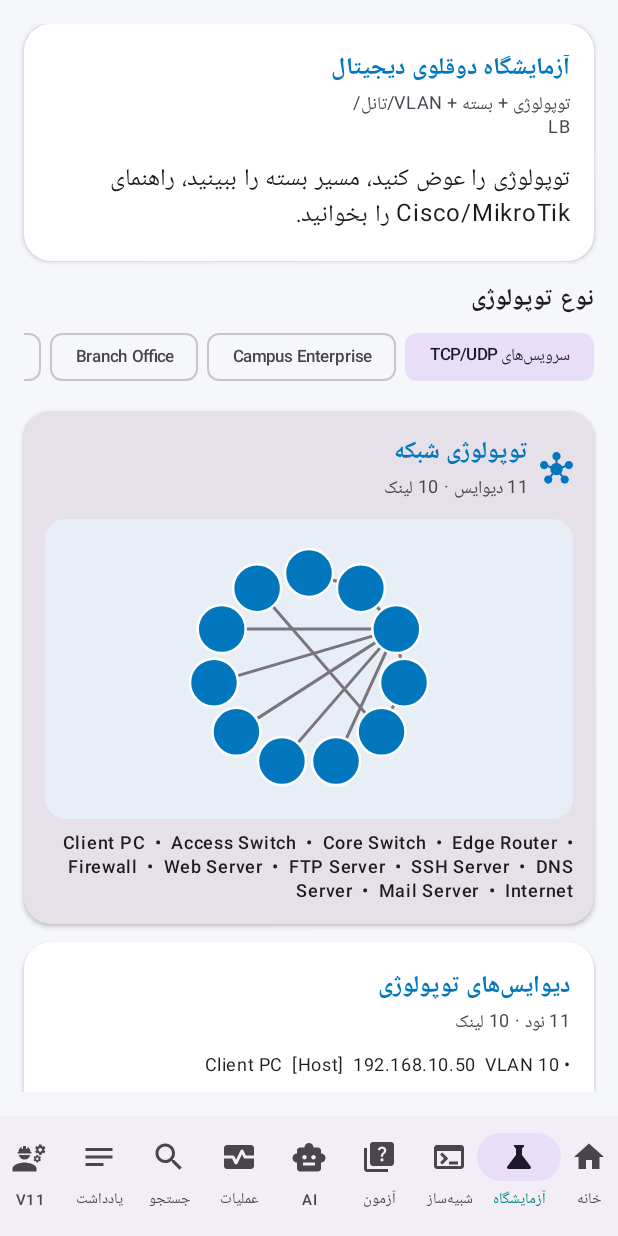
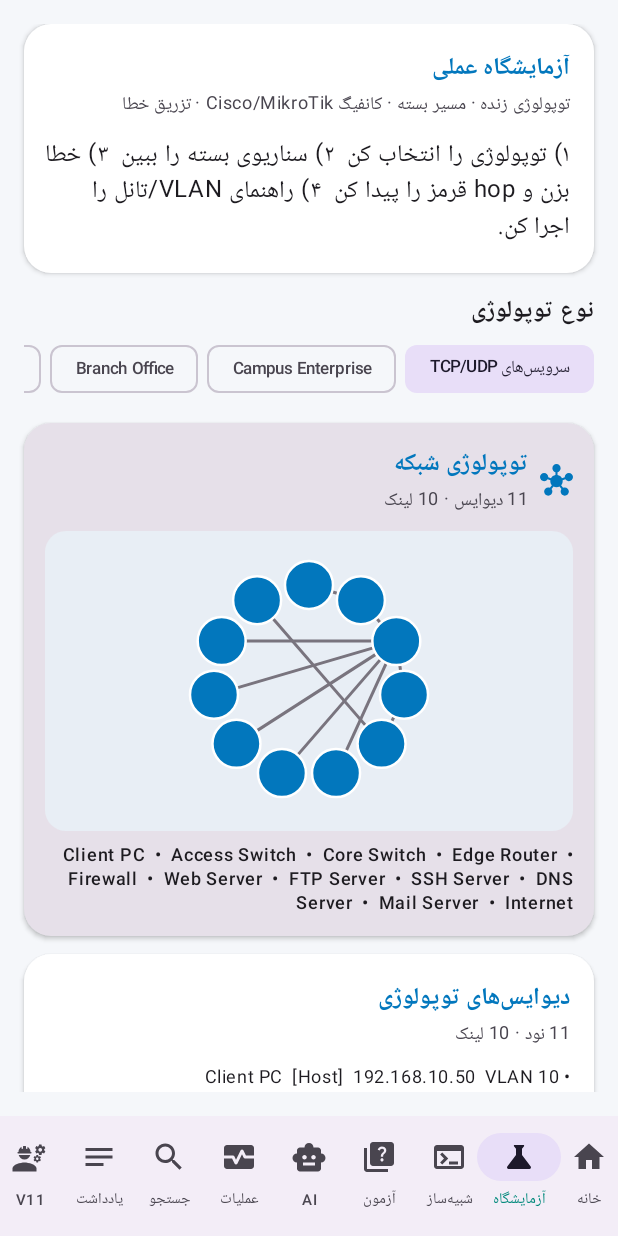
Before and after one commit to MrUtility01/NetMasterLearning, an Android app built with Jetpack Compose: the screen it shows after launch (MainActivity), item 2 of the bottom bar chosen, on a phone screen of 412 x 824 dp. Run offline under Robolectric (Android 15) with nearby library versions, the light colour scheme and no system bars; our stand-ins replace Room's generated code; network calls fail; 1 statement that could not run was skipped.

Commit message:
ui: QuizScreen uses LessonEnricher + interactive hide/show answers

```diff
--- a/app/src/main/java/com/example/netmaster/ui/NetMasterScreens.kt
+++ b/app/src/main/java/com/example/netmaster/ui/NetMasterScreens.kt
@@ -86,8 +86,8 @@ fun LabScreen(vm: NetMasterViewModel) {
 
     LazyColumn(Modifier.fillMaxSize().padding(16.dp), verticalArrangement = Arrangement.spacedBy(12.dp)) {
         item {
-            SectionCard("آزمایشگاه دوقلوی دیجیتال", "توپولوژی + بسته + VLAN/تانل/LB") {
-                Text("توپولوژی را عوض کنید، مسیر بسته را ببینید، راهنمای Cisco/MikroTik را بخوانید.")
+            SectionCard("آزمایشگاه عملی", "توپولوژی زنده · مسیر بسته · کانفیگ Cisco/MikroTik · تزریق خطا") {
+                Text("۱) توپولوژی را انتخاب کن  ۲) سناریوی بسته را ببین  ۳) خطا بزن و hop قرمز را پیدا کن  ۴) راهنمای VLAN/تانل را اجرا کن.")
             }
         }
         item {
@@ -101,7 +101,7 @@ fun LabScreen(vm: NetMasterViewModel) {
         item { TopologyGraph(twin.nodes, twin.links) }
         item { DeviceListCard(twin.nodes, twin.links) }
         item {
-            Text("تحلیل مسیر بسته", fontWeight = FontWeight.Bold)
+            Text("تحلیل مسیر بسته (با تزریق خطا عوض می‌شود)", fontWeight = FontWeight.Bold)
             Row(Modifier.horizontalScroll(rememberScrollState()), horizontalArrangement = Arrangement.spacedBy(6.dp)) {
                 scenarios.forEach { (id, title) ->
                     FilterChip(selected = scenarioId == id, onClick = { scenarioId = id }, label = { Text(title, fontSize = 11.sp) })
@@ -111,7 +111,7 @@ fun LabScreen(vm: NetMasterViewModel) {
         item { PacketPathPanel(path) }
         item { OpsGuidePanel() }
         item {
-            ProtocolFlowChart(title = "فلوچارت آزمایش", steps = listOf("توپولوژی", "سناریو بسته", "راهنمای Config", "تزریق خطا", "رفع"))
+            ProtocolFlowChart(title = "چرخه آزمایش واقعی", steps = listOf("Baseline سالم", "یک خطا", "مشاهده hop/لاگ", "فرضیه", "رفع و تست مجدد"))
         }
         item {
             Row(horizontalArrangement = Arrangement.spacedBy(8.dp)) {
@@ -129,13 +129,13 @@ fun LabScreen(vm: NetMasterViewModel) {
                 } ?: Text("شبیه‌ساز آماده نیست")
             }
         }
-        item { Text("تزریق خطا", fontWeight = FontWeight.Bold) }
+        item { Text("تزریق خطا — بعد از تزریق دوباره مسیر بسته را ببین", fontWeight = FontWeight.Bold) }
         items(faults, key = { it.id }) { f ->
             Card(onClick = { vm.injectFault(f) }, shape = RoundedCornerShape(12.dp)) {
                 Column(Modifier.padding(12.dp)) {
                     Text(f.title, fontWeight = FontWeight.Bold)
                     BodyText(f.description)
-                    Text("شدت: ${f.severity} · هدف: ${f.target}", style = MaterialTheme.typography.labelSmall)
+                    Text("شدت: ${f.severity} · هدف: ${f.target} · راهنما: ${f.hint}", style = MaterialTheme.typography.labelSmall)
                 }
             }
         }
@@ -145,24 +145,33 @@ fun LabScreen(vm: NetMasterViewModel) {
 @Composable
 fun QuizScreen(vm: NetMasterViewModel, open: (Lesson) -> Unit) {
     val c = vm.curriculum.collectAsState().value ?: return
-    val ls = remember(c) { c.levels.flatMap { it.lessons }.filter { it.quiz.isNotEmpty() } }
+    val lessons = remember(c) { c.levels.flatMap { it.lessons } }
     var i by remember { mutableIntStateOf(0) }
-    if (ls.isEmpty()) { Text("سؤالی موجود نیست", Modifier.padding(16.dp)); return }
-    val l = ls[i % ls.size]
+    if (lessons.isEmpty()) {
+        Text("درسی نیست", Modifier.padding(16.dp))
+        return
+    }
+    val raw = lessons[i % lessons.size]
+    val e = remember(raw.id) { LessonEnricher.enrich(raw) }
     LazyColumn(Modifier.fillMaxSize().padding(16.dp), verticalArrangement = Arrangement.spacedBy(10.dp)) {
-        item { SectionCard("موتور آزمون", "تمرین با سؤالات درس‌ها") { Text(l.title, fontWeight = FontWeight.Bold) } }
-        items(l.quiz) { q ->
-            Card(shape = RoundedCornerShape(12.dp)) {
-                Column(Modifier.padding(12.dp)) {
-                    BodyText(q.q)
-                    Text("پاسخ کلیدی: ${q.a}", color = MaterialTheme.colorScheme.secondary)
+        item {
+            SectionCard("آزمون مفهومی", "سؤال‌های تکراری قالب حذف شده‌اند؛ روی مفهوم واقعی تمرکز است") {
+                Text(e.title, fontWeight = FontWeight.Bold)
+                if (e.wasEnriched) Text("محتوای این آزمون پالایش‌شده است.", style = MaterialTheme.typography.labelMedium)
+            }
+        }
+        item { InteractiveQuizCard(e.quiz) }
+        if (e.keyPoints.isNotEmpty()) {
+            item {
+                SectionCard("قبل از جواب — نکات") {
+                    e.keyPoints.forEach { Text("• $it") }
                 }
             }
         }
         item {
             Row(horizontalArrangement = Arrangement.spacedBy(8.dp)) {
-                Button({ i++ }, Modifier.weight(1f)) { Text("سؤال بعدی") }
-                OutlinedButton({ open(l) }, Modifier.weight(1f)) { Text("رفتن به درس") }
+                Button({ i++ }, Modifier.weight(1f)) { Text("درس/آزمون بعدی") }
+                OutlinedButton({ open(raw) }, Modifier.weight(1f)) { Text("متن کامل درس") }
             }
         }
     }
@@ -224,7 +233,7 @@ fun AiScreen(vm: NetMasterViewModel) {
         AiMode.EXAMINER -> "آزمون‌گر"; AiMode.LAB_COACH -> "مربی Lab"; AiMode.CONFIG_REVIEWER -> "بازبین Config"; AiMode.AUTONOMOUS_COACH -> "مربی خودکار"
     }
     LazyColumn(Modifier.fillMaxSize().padding(16.dp), verticalArrangement = Arrangement.spacedBy(10.dp)) {
-        item { SectionCard("مرکز هوش مصنوعی", "پشتیبانی: $backend") { Text("سؤال یا علائم را بنویسید.") } }
+        item { SectionCard("مرکز هوش مصنوعی", "پشتیبانی: $backend") { Text("علائم را به فارسی بنویس؛ پاسخ با فرضیه و اطمینان می‌آید.") } }
         item {
             Row(Modifier.horizontalScroll(rememberScrollState()), horizontalArrangement = Arrangement.spacedBy(6.dp)) {
                 AiMode.entries.forEach {
@@ -233,7 +242,7 @@ fun AiScreen(vm: NetMasterViewModel) {
             }
         }
         item {
-            OutlinedTextField(prompt, { prompt = it }, Modifier.fillMaxWidth(), minLines = 3, label = { Text("سؤال") })
+            OutlinedTextField(prompt, { prompt = it }, Modifier.fillMaxWidth(), minLines = 3, label = { Text("سؤال یا علائم") })
             Button({ vm.askAi(mode, prompt) }, enabled = prompt.isNotBlank(), modifier = Modifier.fillMaxWidth()) { Text("تحلیل") }
         }
         r?.let {
@@ -285,7 +294,7 @@ fun SimScreen(vm: NetMasterViewModel) {
     val path = remember(twin, scenarioId) { PacketPathEngine.analyze(scenarioId, twin) }
     val scenarios = remember { PacketPathEngine.scenarios() }
     LazyColumn(Modifier.fillMaxSize().padding(16.dp), verticalArrangement = Arrangement.spacedBy(12.dp)) {
-        item { SectionCard("شبیه‌ساز شبکه", "دستور + مسیر بسته") { Text("show topology | show services | tcpdump") } }
+        item { SectionCard("شبیه‌ساز شبکه", "دستور + مسیر بسته") { Text("show topology | show services | tcpdump | disable dns") } }
         item { TopologyGraph(twin.nodes, twin.links) }
         item { DeviceListCard(twin.nodes, twin.links) }
         item {
@@ -319,8 +328,8 @@ fun V11Screen(vm: NetMasterViewModel) {
     var symptom by remember { mutableStateOf("") }
     LaunchedEffect(Unit) { vm.computeV11Passport() }
     LazyColumn(Modifier.fillMaxSize().padding(16.dp), verticalArrangement = Arrangement.spacedBy(10.dp)) {
-        item { SectionCard("سیستم مهندس شبکه V11", "شواهد + پاسپورت") { Text("علائم را وارد کنید.") } }
-        item { ProtocolFlowChart(title = "زنجیره شواهد", steps = listOf("علائم", "فرضیه", "شواهد", "تفاوت اول", "رفع")) }
+        item { SectionCard("سیستم مهندس شبکه V11", "شواهد + پاسپورت") { Text("علائم را واضح بنویس (مثلاً: IP دارم ولی سایت با اسم باز نمی‌شود).") } }
+        item { ProtocolFlowChart(title = "زنجیره شواهد", steps = listOf("علائم", "فرضیه", "شواهد", "اولین انحراف", "رفع")) }
         item {
             OutlinedTextField(symptom, { symptom = it }, Modifier.fillMaxWidth(), label = { Text("علائم") })
             Button({ vm.investigateV11(symptom, "") }, Modifier.fillMaxWidth()) { Text("شروع بررسی") }
```
